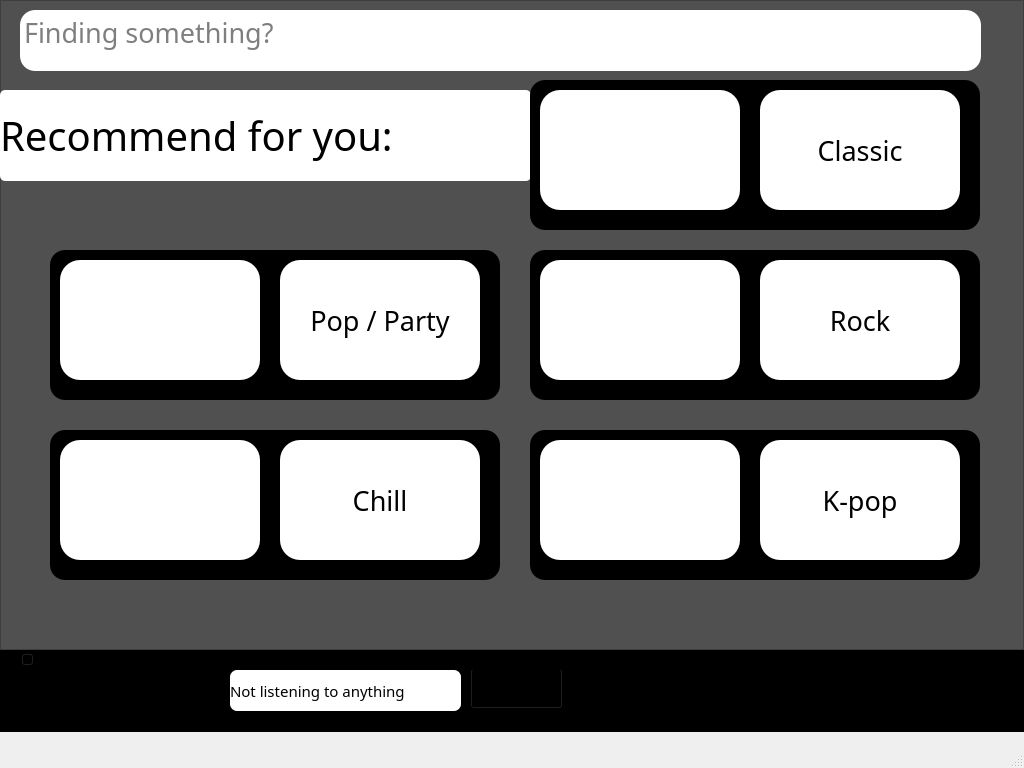
Qt form ui/mainmenu.ui (DoMinhTuong/python-app) before a commit.
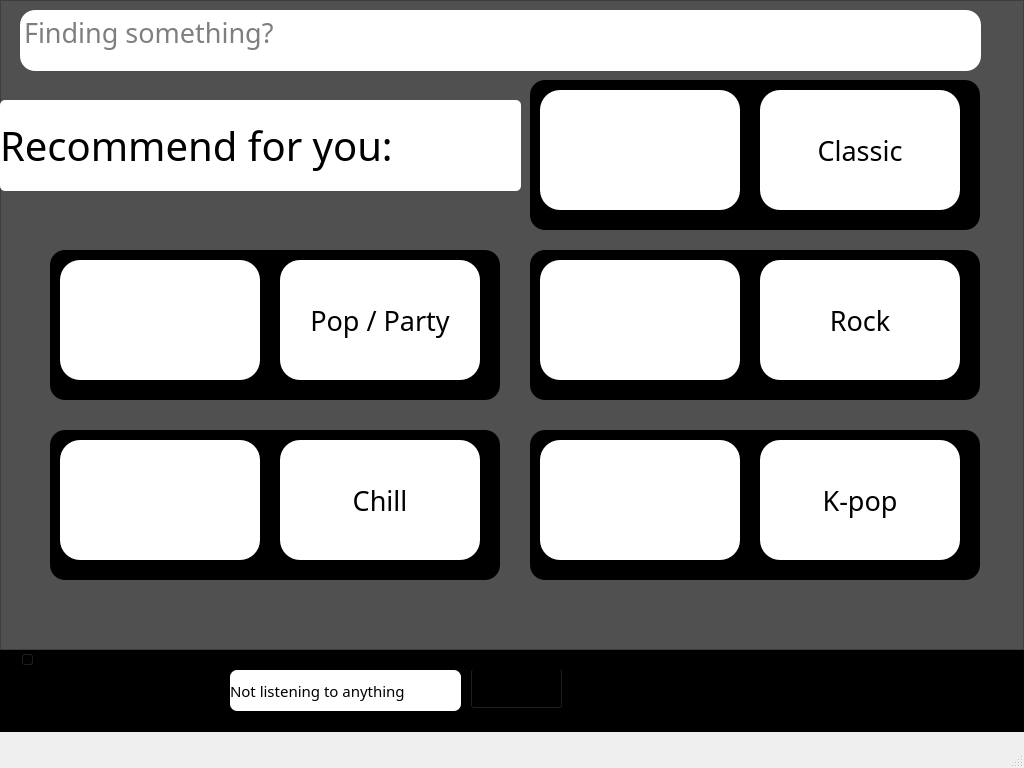
The same form after that commit. Icons and pictures are not drawn.

Commit message: main menu

Patch:
```diff
--- a/ui/mainmenu.ui
+++ b/ui/mainmenu.ui
@@ -582,8 +582,8 @@
        <property name="geometry">
         <rect>
          <x>0</x>
-         <y>90</y>
-         <width>531</width>
+         <y>100</y>
+         <width>521</width>
          <height>91</height>
         </rect>
        </property>
```
